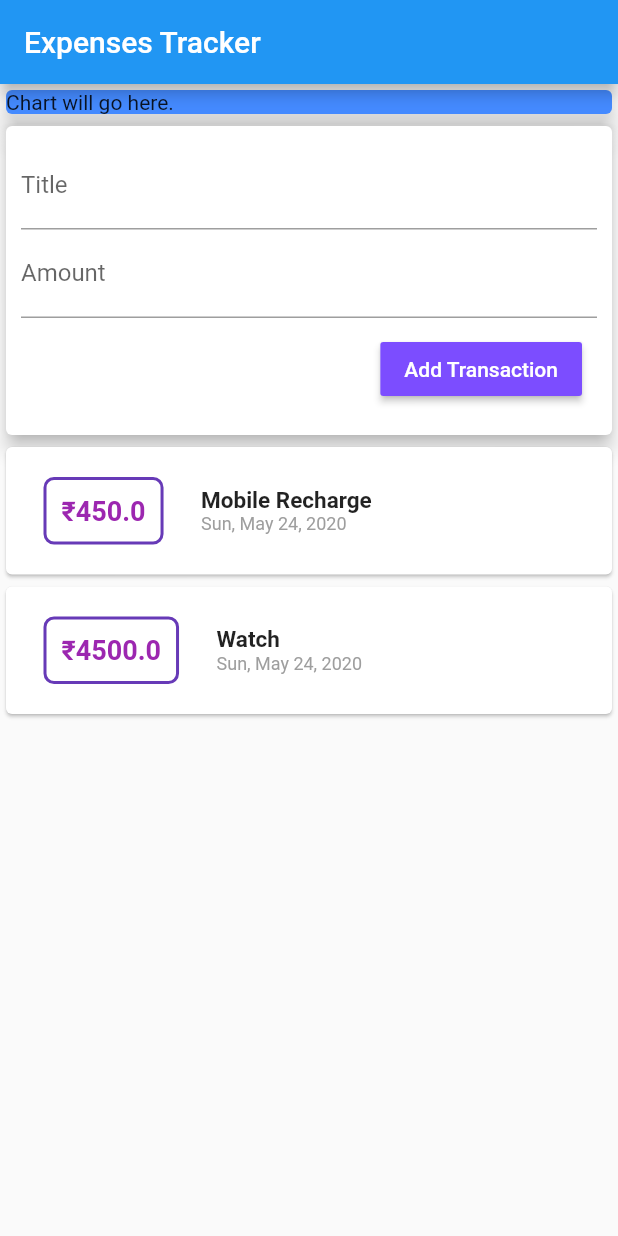
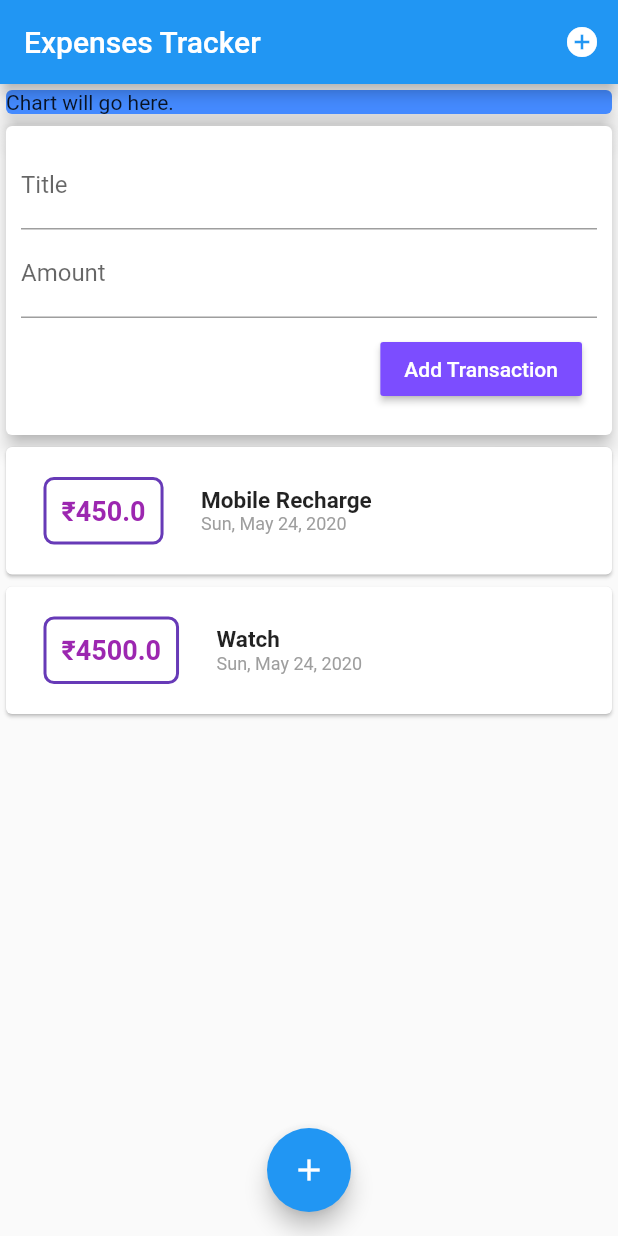
Before and after one commit to harsh2000yadav/Expense-Tracker, a Flutter app: the screen it shows after launch, on a phone screen of 412 x 824 dp. Run offline on Flutter 3.47's test engine with Material 2 defaults, Android fonts, the phone set to English and light mode, and no system bars.

Commit message:
Add buttons

```diff
--- a/lib/main.dart
+++ b/lib/main.dart
@@ -8,6 +8,7 @@ class MyApp extends StatelessWidget {
   Widget build(BuildContext context) {
     return MaterialApp(
       title: 'Expense Tracker',
+      debugShowCheckedModeBanner: false,
       home: MyHomePage(),
     );
   }
@@ -23,8 +24,12 @@ class MyHomePage extends StatelessWidget {
   @override
   Widget build(BuildContext context) {
     return Scaffold(
+      resizeToAvoidBottomPadding: false,
       appBar: AppBar(
-        title: Text('Expenses Tracker')
+        title: Text('Expenses Tracker'),
+        actions: <Widget>[
+          IconButton(icon: Icon(Icons.add_circle), onPressed: (){})
+        ],
       ),
       body:  Column(
 
@@ -43,6 +48,11 @@ class MyHomePage extends StatelessWidget {
           ],
 
       ),
+
+      floatingActionButtonLocation: FloatingActionButtonLocation.centerFloat,
+      floatingActionButton: FloatingActionButton(
+        child: Icon(Icons.add),
+        onPressed: null),
     );
   }
 }
```
